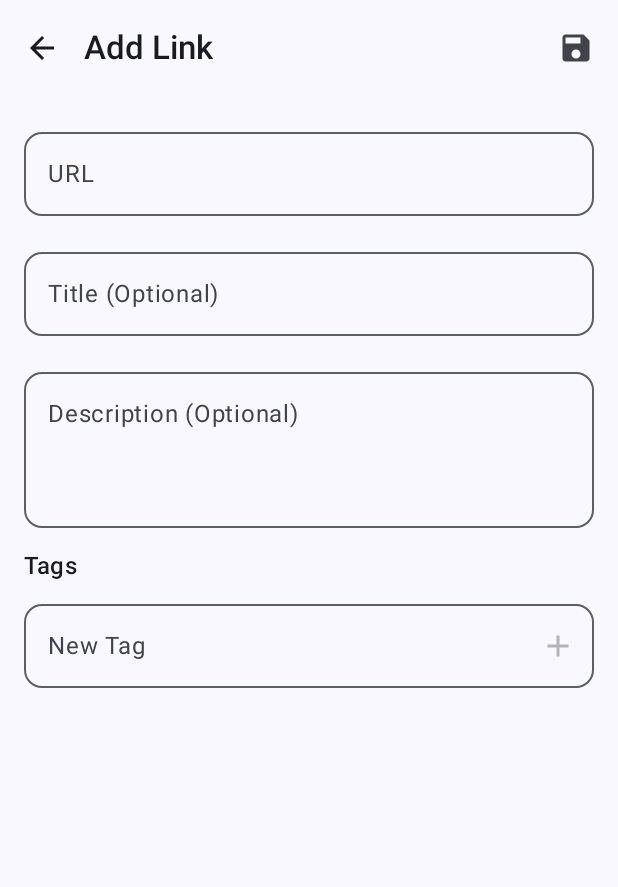
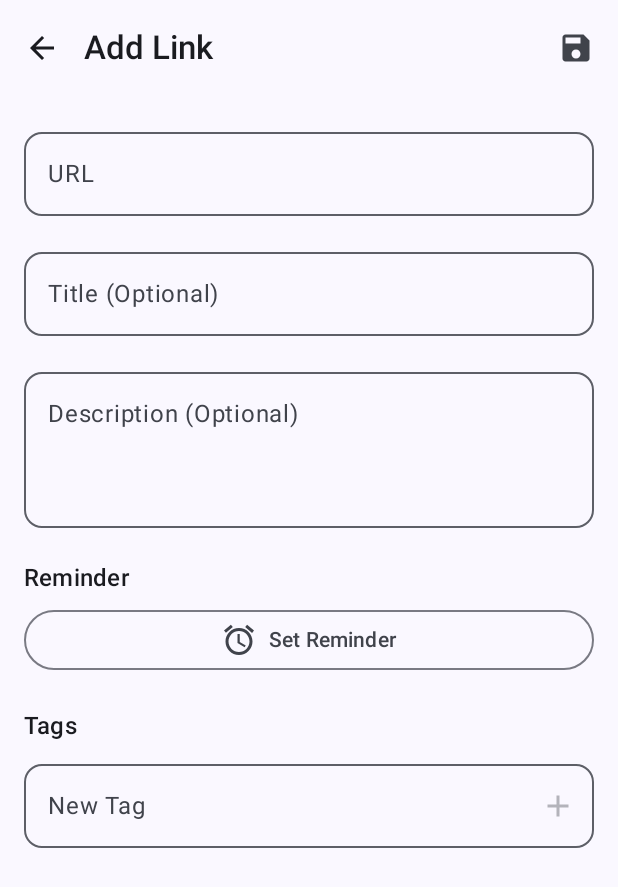
Before and after one commit to Vainyala17/linkstack, an Android app built with Jetpack Compose: the AddEditLinkScreen screen opened through its navigation route, on a phone screen of 412 x 824 dp. Shown: the top 887 px of the screen. Run offline under Robolectric (Android 15) with nearby library versions, the phone set to English and light mode, and no system bars; our stand-ins replace Dagger/Hilt's generated code; 1 statement that could not run was skipped.

Commit message:
Reminder functionality for added links

```diff
--- a/app/build.gradle.kts
+++ b/app/build.gradle.kts
@@ -121,6 +121,11 @@ dependencies {
     // Image Loading
     implementation(libs.coil.compose)
 
+    // WorkManager
+    implementation(libs.androidx.work.runtime.ktx)
+    implementation(libs.androidx.hilt.work)
+    kapt(libs.androidx.hilt.compiler)
+
     // Testing
     testImplementation(libs.junit)
     androidTestImplementation(libs.androidx.junit)
--- a/app/src/main/java/com/hp77/linkstash/MainActivity.kt
+++ b/app/src/main/java/com/hp77/linkstash/MainActivity.kt
@@ -1,8 +1,12 @@
 package com.hp77.linkstash
 
+import android.Manifest
+import android.os.Build
 import android.os.Bundle
 import androidx.activity.ComponentActivity
 import androidx.activity.compose.setContent
+import androidx.activity.result.contract.ActivityResultContracts
+import androidx.compose.runtime.LaunchedEffect
 import androidx.compose.foundation.layout.fillMaxSize
 import androidx.compose.material3.MaterialTheme
 import androidx.compose.material3.Surface
@@ -22,8 +26,20 @@ import dagger.hilt.android.AndroidEntryPoint
 
 @AndroidEntryPoint
 class MainActivity : ComponentActivity() {
+    private val requestPermissionLauncher = registerForActivityResult(
+        ActivityResultContracts.RequestPermission()
+    ) { isGranted: Boolean ->
+        // Handle permission result if needed
+    }
+
     override fun onCreate(savedInstanceState: Bundle?) {
         super.onCreate(savedInstanceState)
+
+        // Request notification permission for Android 13+
+        if (Build.VERSION.SDK_INT >= Build.VERSION_CODES.TIRAMISU) {
+            requestPermissionLauncher.launch(Manifest.permission.POST_NOTIFICATIONS)
+        }
+
         setContent {
             LinkStashTheme {
                 Surface(
@@ -31,6 +47,14 @@ class MainActivity : ComponentActivity() {
                     color = MaterialTheme.colorScheme.background
                 ) {
                     val navController = rememberNavController()
+
+                    // Handle deep link from notification
+                    LaunchedEffect(intent?.data) {
+                        intent?.data?.toString()?.let { url ->
+                            // Navigate to WebView with the URL
+                            navController.navigate(Screen.WebView.createRoute(url))
+                        }
+                    }
 
                     NavHost(
                         navController = navController,
--- /dev/null
+++ b/app/src/main/java/com/hp77/linkstash/di/ReminderModule.kt
@@ -0,0 +1,36 @@
+package com.hp77.linkstash.di
+
+import android.content.Context
+import android.util.Log
+import androidx.work.WorkManager
+import com.hp77.linkstash.util.ReminderManager
+import dagger.Module
+import dagger.Provides
+import dagger.hilt.InstallIn
+import dagger.hilt.android.qualifiers.ApplicationContext
+import dagger.hilt.components.SingletonComponent
+import javax.inject.Singleton
+
+@Module
+@InstallIn(SingletonComponent::class)
+object ReminderModule {
+
+    @Provides
+    @Singleton
+    fun provideWorkManager(
+        @ApplicationContext context: Context
+    ): WorkManager {
+        Log.d("ReminderModule", "Providing WorkManager instance")
+        return WorkManager.getInstance(context)
+    }
+
+    @Provides
+    @Singleton
+    fun provideReminderManager(
+        @ApplicationContext context: Context,
+        workManager: WorkManager
+    ): ReminderManager {
+        Log.d("ReminderModule", "Creating ReminderManager with injected WorkManager")
+        return ReminderManager(context, workManager)
+    }
+}
--- a/app/src/main/java/com/hp77/linkstash/presentation/addlink/AddEditLinkScreen.kt
+++ b/app/src/main/java/com/hp77/linkstash/presentation/addlink/AddEditLinkScreen.kt
@@ -40,6 +40,7 @@ import androidx.compose.ui.platform.LocalClipboardManager
 import androidx.compose.ui.unit.dp
 import androidx.hilt.navigation.compose.hiltViewModel
 import com.hp77.linkstash.domain.model.Tag
+import com.hp77.linkstash.presentation.components.ReminderSection
 import com.hp77.linkstash.presentation.components.TagChips
 
 @OptIn(ExperimentalMaterial3Api::class)
@@ -180,6 +181,18 @@ fun AddEditLinkScreen(
 
                 Spacer(modifier = Modifier.height(16.dp))
 
+                ReminderSection(
+                    reminderTime = state.reminderTime,
+                    onSetReminder = { timestamp ->
+                        viewModel.onEvent(AddEditLinkScreenEvent.OnSetReminder(timestamp))
+                    },
+                    onRemoveReminder = {
+                        viewModel.onEvent(AddEditLinkScreenEvent.OnRemoveReminder)
+                    }
+                )
+
+                Spacer(modifier = Modifier.height(16.dp))
+
                 Text(
                     text = "Tags",
                     style = MaterialTheme.typography.titleMedium,
--- a/app/src/main/java/com/hp77/linkstash/presentation/addlink/AddEditLinkScreenEvent.kt
+++ b/app/src/main/java/com/hp77/linkstash/presentation/addlink/AddEditLinkScreenEvent.kt
@@ -9,6 +9,8 @@ sealed class AddEditLinkScreenEvent {
     data class OnTagAdd(val tag: String) : AddEditLinkScreenEvent()
     data class OnNewTagNameChange(val name: String) : AddEditLinkScreenEvent()
     data class OnInitializeEdit(val linkId: String) : AddEditLinkScreenEvent()
+    data class OnSetReminder(val timestamp: Long) : AddEditLinkScreenEvent()
+    object OnRemoveReminder : AddEditLinkScreenEvent()
     object OnToggleFavorite : AddEditLinkScreenEvent()
     object OnToggleArchive : AddEditLinkScreenEvent()
     object OnSave : AddEditLinkScreenEvent()
--- /dev/null
+++ b/app/src/main/java/com/hp77/linkstash/presentation/components/ReminderSection.kt
@@ -0,0 +1,98 @@
+package com.hp77.linkstash.presentation.components
+
+import android.app.DatePickerDialog
+import android.app.TimePickerDialog
+import androidx.compose.foundation.layout.*
+import androidx.compose.material.icons.Icons
+import androidx.compose.material.icons.filled.Alarm
+import androidx.compose.material.icons.filled.Delete
+import androidx.compose.material3.*
+import androidx.compose.runtime.*
+import androidx.compose.ui.Alignment
+import androidx.compose.ui.Modifier
+import androidx.compose.ui.platform.LocalContext
+import androidx.compose.ui.unit.dp
+import com.hp77.linkstash.util.DateUtils
+import java.util.*
+
+@Composable
+fun ReminderSection(
+    reminderTime: Long?,
+    onSetReminder: (Long) -> Unit,
+    onRemoveReminder: () -> Unit,
+    modifier: Modifier = Modifier
+) {
+    val context = LocalContext.current
+    var showDatePicker by remember { mutableStateOf(false) }
+
+    Column(
+        modifier = modifier
+            .fillMaxWidth()
+            .padding(vertical = 8.dp)
+    ) {
+        Text(
+            text = "Reminder",
+            style = MaterialTheme.typography.titleMedium,
+            modifier = Modifier.padding(bottom = 8.dp)
+        )
+
+        if (reminderTime == null) {
+            OutlinedButton(
+                onClick = { showDatePicker = true },
+                modifier = Modifier.fillMaxWidth()
+            ) {
+                Icon(
+                    imageVector = Icons.Default.Alarm,
+                    contentDescription = "Set Reminder",
+                    modifier = Modifier.padding(end = 8.dp)
+                )
+                Text("Set Reminder")
+            }
+        } else {
+            Row(
+                modifier = Modifier.fillMaxWidth(),
+                horizontalArrangement = Arrangement.SpaceBetween,
+                verticalAlignment = Alignment.CenterVertically
+            ) {
+                Text(
+                    text = "Reminder set for: ${DateUtils.formatDateTime(reminderTime)}",
+                    style = MaterialTheme.typography.bodyMedium
+                )
+                IconButton(onClick = onRemoveReminder) {
+                    Icon(
+                        imageVector = Icons.Default.Delete,
+                        contentDescription = "Remove Reminder"
+                    )
+                }
+            }
+        }
+
+        if (showDatePicker) {
+            val calendar = Calendar.getInstance()
+
+            // Show Date Picker
+            DatePickerDialog(
+                context,
+                { _, year, month, dayOfMonth ->
+                    // After date is selected, show Time Picker
+                    TimePickerDialog(
+                        context,
+                        { _, hourOfDay, minute ->
+                            calendar.set(year, month, dayOfMonth, hourOfDay, minute)
+                            onSetReminder(calendar.timeInMillis)
+                            showDatePicker = false
+                        },
+                        calendar.get(Calendar.HOUR_OF_DAY),
+                        calendar.get(Calendar.MINUTE),
+                        false
+                    ).show()
+                },
+                calendar.get(Calendar.YEAR),
+                calendar.get(Calendar.MONTH),
+                calendar.get(Calendar.DAY_OF_MONTH)
+            ).show()
+
+            showDatePicker = false
+        }
+    }
+}
--- a/app/src/main/java/com/hp77/linkstash/util/DateUtils.kt
+++ b/app/src/main/java/com/hp77/linkstash/util/DateUtils.kt
@@ -6,6 +6,11 @@ import java.util.Date
 import java.util.Locale
 
 object DateUtils {
+    fun formatDateTime(timestamp: Long): String {
+        val date = Date(timestamp)
+        return SimpleDateFormat("MMM d, yyyy h:mm a", Locale.getDefault()).format(date)
+    }
+
     fun formatDate(timestamp: Long): String {
         val date = Date(timestamp)
         val today = Calendar.getInstance()
```
Also changed, not shown: app/src/main/AndroidManifest.xml (+29 -0 lines), app/src/main/java/com/hp77/linkstash/LinkStashApplication.kt (+43 -1 lines), app/src/main/java/com/hp77/linkstash/presentation/addlink/AddEditLinkViewModel.kt (+39 -0 lines), app/src/main/java/com/hp77/linkstash/util/ReminderManager.kt (added, +88 -0 lines), app/src/main/java/com/hp77/linkstash/worker/ReminderWorker.kt (added, +108 -0 lines), gradle/libs.versions.toml (+7 -0 lines).
